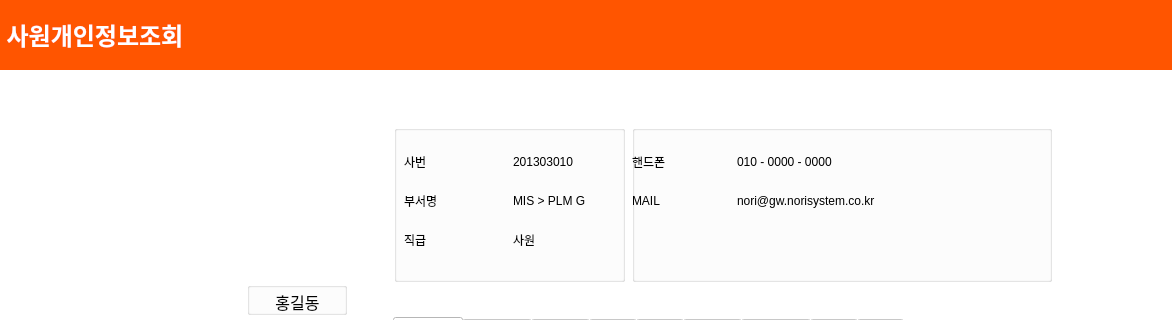
Before: the Qt Designer form emp_info.ui in hyeona-jeong/HRIS, drawn with Qt 5; both pictures show x 0 to 1172 and y 0 to 320 of the 1261 by 929 pixel window.
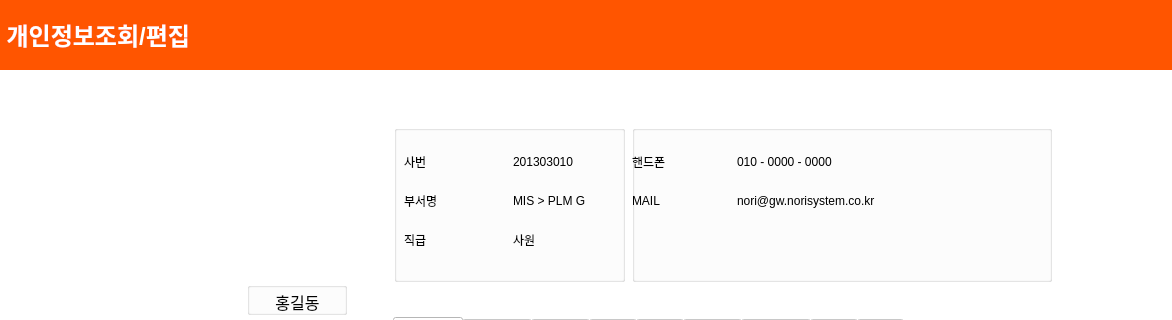
After: the same form once the commit is applied. Icons and pictures are not drawn.

What changed in the file:
```diff
--- a/emp_info.ui
+++ b/emp_info.ui
@@ -490,7 +490,7 @@
 color white;</string>
          </property>
          <property name="text">
-          <string>&lt;html&gt;&lt;head/&gt;&lt;body&gt;&lt;p&gt;&lt;span style=&quot; font-size:18pt; font-weight:600; color:#ffffff;&quot;&gt; 사원개인정보조회&lt;/span&gt;&lt;/p&gt;&lt;/body&gt;&lt;/html&gt;</string>
+          <string>&lt;html&gt;&lt;head/&gt;&lt;body&gt;&lt;p&gt;&lt;span style=&quot; font-size:18pt; font-weight:600; color:#ffffff;&quot;&gt; 개인정보조회/편집&lt;/span&gt;&lt;/p&gt;&lt;/body&gt;&lt;/html&gt;</string>
          </property>
         </widget>
        </item>
```
Left out of the diff: 2 changed lines with no effect on the pictures.
